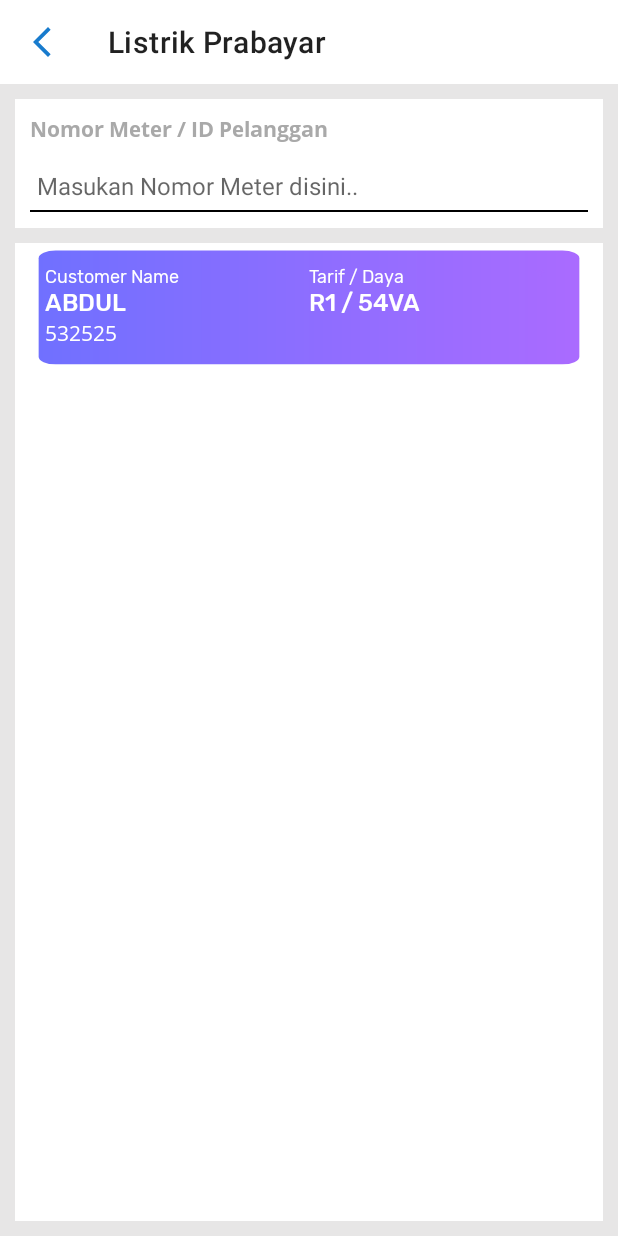
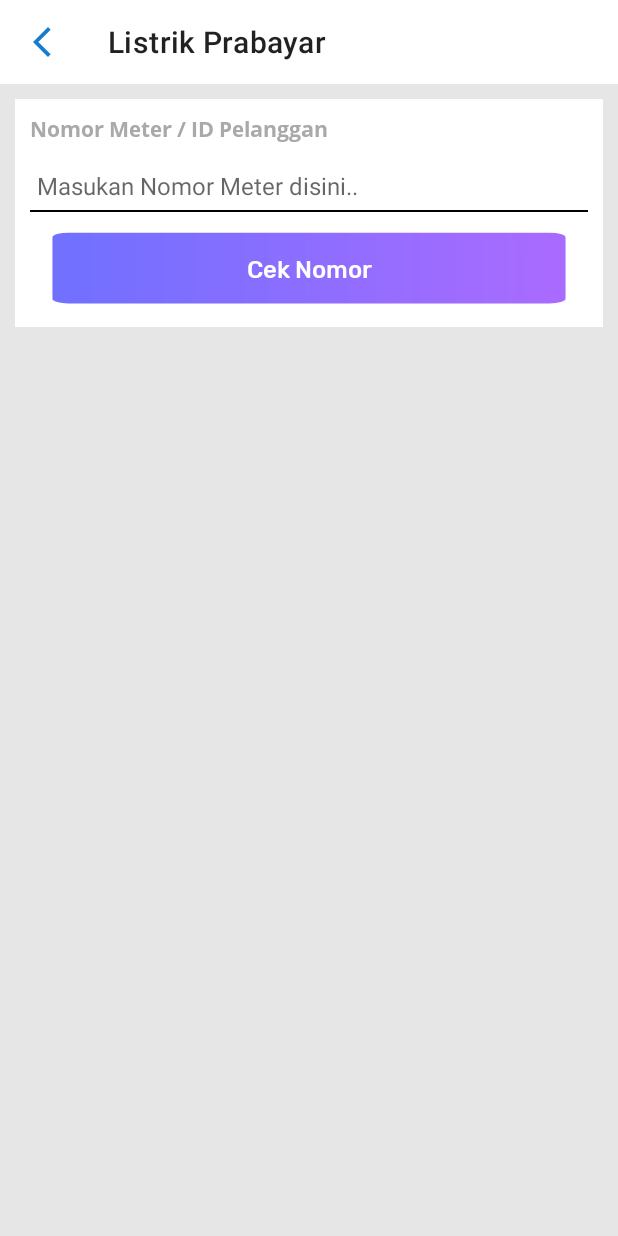
Before and after one commit to rezafd23/android-mobile-banking, an Android app: the BuyPlnActivity screen opened directly, with no data from a screen before it, on a phone screen of 412 x 824 dp. Run offline under Robolectric (Android 15) with nearby library versions, the phone set to English and light mode, and no system bars; libraries missing offline, so code that uses them is left out: com.androidnetworking, com.androidnetworking.common, com.androidnetworking.error, com.androidnetworking.interfaces, com.xw.repo; plain views replace XEditText; 2 statements that could not run were skipped.

Commit message:
update code

```diff
--- a/app/src/main/java/com/example/android_mobile_banking/constant/ApiService.java
+++ b/app/src/main/java/com/example/android_mobile_banking/constant/ApiService.java
@@ -17,8 +17,10 @@ public class ApiService {
     public static String addRelativeData=BASE_URL+"api/nasabah/addRelativeData/";
     public static String addWorkData=BASE_URL+"api/nasabah/addWorkData/";
     public static String finishRegister=BASE_URL+"api/nasabah/finishRegister/";
+    public static String uploadEKTP=BASE_URL_2+"/app/api/user/uploadEktp";
 
-    public static String uploadEKTP=BASE_URL_2+"/app/api/user/uploadEktp";
+//    Token
+    public static String getTokenList=BASE_URL+"api/token/getVoucer/";
 
 
 
--- /dev/null
+++ b/app/src/main/java/com/example/android_mobile_banking/repositories/TokenRepositories.java
@@ -0,0 +1,83 @@
+package com.example.android_mobile_banking.repositories;
+
+import android.util.Log;
+
+import androidx.lifecycle.MutableLiveData;
+
+import com.androidnetworking.AndroidNetworking;
+import com.androidnetworking.common.Priority;
+import com.androidnetworking.error.ANError;
+import com.androidnetworking.interfaces.JSONObjectRequestListener;
+import com.example.android_mobile_banking.constant.ApiService;
+import com.example.android_mobile_banking.model.Token;
+import com.example.android_mobile_banking.response.AuthResponse;
+import com.example.android_mobile_banking.response.TokenResponse;
+
+import org.json.JSONArray;
+import org.json.JSONObject;
+
+import java.util.ArrayList;
+import java.util.List;
+
+public class TokenRepositories {
+
+    private static TokenRepositories tokenRepositories;
+
+    public static TokenRepositories getInstance() {
+        if (tokenRepositories == null) {
+            tokenRepositories = new TokenRepositories();
+        }
+        return tokenRepositories;
+    }
+
+    public MutableLiveData<TokenResponse> getTokenList() {
+        MutableLiveData<TokenResponse> listTokenData = new MutableLiveData<>();
+
+        try {
+            final TokenResponse res = new TokenResponse();
+            AndroidNetworking.get(ApiService.getTokenList)
+                    .setTag("getTokenList")
+                    .setPriority(Priority.MEDIUM)
+                    .build()
+                    .getAsJSONObject(new JSONObjectRequestListener() {
+                        @Override
+                        public void onResponse(JSONObject response) {
+                            try {
+                                Log.v("isiResponse: ",response.toString());
+                                if (response.getString("response").equals("200")) {
+                                    res.setResponse(response.getString("response"));
+                                    List<Token>listToken = new ArrayList<>();
+                                    JSONArray jsonArrayPayload = response.getJSONArray("payload");
+                                    for (int i=0;i<jsonArrayPayload.length();i++){
+                                        Token token = new Token();
+                                        token.setId_voucer(jsonArrayPayload.getJSONObject(i).getInt("id_voucer"));
+                                        token.setPrice(jsonArrayPayload.getJSONObject(i).getInt("price"));
+                                        token.setVoucer(jsonArrayPayload.getJSONObject(i).getString("voucer"));
+                                        listToken.add(token);
+                                    }
+                                    res.setPayload(listToken);
+                                } else {
+                                    res.setResponse(response.getString("response"));
+//                                    res.setPayload(response.getString("payload"));
+                                }
+                                listTokenData.setValue(res);
+                            } catch (Exception e) {
+                                listTokenData.setValue(null);
+                                e.printStackTrace();
+                            }
+                        }
+
+                        @Override
+                        public void onError(ANError anError) {
+                            listTokenData.setValue(null);
+                            Log.v("Cek Error", "onError: " + anError);
+                            anError.printStackTrace();
+                        }
+                    });
+        } catch (Exception e) {
+            listTokenData.setValue(null);
+            e.printStackTrace();
+        }
+        return listTokenData;
+    }
+}
--- /dev/null
+++ b/app/src/main/java/com/example/android_mobile_banking/response/TokenResponse.java
@@ -0,0 +1,42 @@
+package com.example.android_mobile_banking.response;
+
+import com.example.android_mobile_banking.model.Token;
+
+import org.json.JSONArray;
+
+import java.util.List;
+
+public class TokenResponse {
+
+    private String response;
+    private String status;
+//    private JSONArray payload;
+    private List<Token> payload;
+
+    public TokenResponse() {
+    }
+
+    public String getResponse() {
+        return response;
+    }
+
+    public void setResponse(String response) {
+        this.response = response;
+    }
+
+    public String getStatus() {
+        return status;
+    }
+
+    public void setStatus(String status) {
+        this.status = status;
+    }
+
+    public List<Token> getPayload() {
+        return payload;
+    }
+
+    public void setPayload(List<Token> payload) {
+        this.payload = payload;
+    }
+}
--- a/app/src/main/java/com/example/android_mobile_banking/ui/activity/BuyPlnActivity.java
+++ b/app/src/main/java/com/example/android_mobile_banking/ui/activity/BuyPlnActivity.java
@@ -1,16 +1,97 @@
 package com.example.android_mobile_banking.ui.activity;
 
 import androidx.appcompat.app.AppCompatActivity;
+import androidx.appcompat.widget.AppCompatImageView;
+import androidx.appcompat.widget.AppCompatTextView;
+import androidx.appcompat.widget.LinearLayoutCompat;
+import androidx.lifecycle.ViewModelProviders;
+import androidx.recyclerview.widget.DefaultItemAnimator;
+import androidx.recyclerview.widget.GridLayoutManager;
+import androidx.recyclerview.widget.RecyclerView;
 
+import android.app.Activity;
+import android.content.Intent;
 import android.os.Bundle;
+import android.view.View;
+import android.widget.RelativeLayout;
 
 import com.example.android_mobile_banking.R;
+import com.example.android_mobile_banking.model.Token;
+import com.example.android_mobile_banking.ui.adapter.TokenAdapter;
+import com.example.android_mobile_banking.viewmodel.TokenViewModel;
+import com.xw.repo.XEditText;
+
+import java.util.ArrayList;
+import java.util.List;
 
 public class BuyPlnActivity extends AppCompatActivity {
+
+    private XEditText et_nomor_pln;
+    private AppCompatTextView tv_customer,tv_meter,tv_tarif,tv_payment;
+    private RecyclerView voucerRecyclerView;
+    private TokenViewModel tokenViewModel;
+    private TokenAdapter tokenAdapter;
+    private ArrayList<Token> arrTemp =new ArrayList<>();
+    private RelativeLayout layout_rincian,layoutPulsa;
+    private LinearLayoutCompat btn_pay;
+    private View viewfocus;
+    private AppCompatImageView ic_close;
+    private List<Token> tokenList;
+
 
     @Override
     protected void onCreate(Bundle savedInstanceState) {
         super.onCreate(savedInstanceState);
         setContentView(R.layout.activity_buy_pln);
+        initView();
+        initData();
+        checkUser();
+    }
+
+    public static void navigate(Activity activity) {
+        Intent intent = new Intent(activity, BuyPlnActivity.class);
+        activity.startActivity(intent);
+    }
+
+    private void initView(){
+        et_nomor_pln=findViewById(R.id.et_nomor_pln);
+        tv_customer=findViewById(R.id.tv_customer);
+        tv_meter=findViewById(R.id.tv_meter);
+        tv_tarif=findViewById(R.id.tv_tarif);
+        voucerRecyclerView=findViewById(R.id.voucerRecyclerView);
+
+        layout_rincian=findViewById(R.id.layout_rincian);
+        viewfocus=findViewById(R.id.viewfocus);
+        ic_close=findViewById(R.id.ic_close);
+        tv_payment=findViewById(R.id.tv_payment);
+        layoutPulsa=findViewById(R.id.layoutPulsa);
+        btn_pay=findViewById(R.id.btn_pay);
+
+        tokenViewModel = ViewModelProviders.of(this).get(TokenViewModel.class);
+    }
+
+    private void initData(){
+        if (tokenAdapter==null){
+            tokenAdapter=new TokenAdapter(BuyPlnActivity.this,arrTemp,layout_rincian,
+                    viewfocus,ic_close,tv_payment,layoutPulsa,btn_pay,tokenViewModel);
+            voucerRecyclerView.setLayoutManager(new GridLayoutManager(this,2));
+            voucerRecyclerView.setAdapter(tokenAdapter);
+            voucerRecyclerView.setHasFixedSize(true);
+            voucerRecyclerView.setItemAnimator(new DefaultItemAnimator());
+            voucerRecyclerView.setNestedScrollingEnabled(true);
+        } else {
+            tokenAdapter.notifyDataSetChanged();
+        }
+        tokenViewModel.init();
+        tokenViewModel.getVoucerList().observe(this,tokenResponse -> {
+            tokenList=tokenResponse.getPayload();
+            arrTemp.clear();
+            arrTemp.addAll(tokenList);
+            tokenAdapter.notifyDataSetChanged();
+        });
+    }
+
+    private void checkUser(){
+
     }
 }
--- a/app/src/main/java/com/example/android_mobile_banking/ui/activity/LoginActivity.java
+++ b/app/src/main/java/com/example/android_mobile_banking/ui/activity/LoginActivity.java
@@ -16,7 +16,6 @@ import android.widget.CompoundButton;
 import android.widget.Toast;
 
 import com.example.android_mobile_banking.R;
-import com.example.android_mobile_banking.repositories.AuthController;
 import com.example.android_mobile_banking.util.Util;
 import com.example.android_mobile_banking.viewmodel.AuthViewModel;
 import com.example.android_mobile_banking.ui.helper.SingleActivity;
@@ -30,7 +29,6 @@ public class LoginActivity extends SingleActivity {
     private AppCompatTextView tv_sign_up, tv_title1, tv_title2, tv_tnc;
     private AppCompatButton btn_signup;
     private AppCompatCheckBox cb_tnc;
-    private AuthController authController = new AuthController();
     private AuthViewModel authViewModel;
 
     @Override
--- a/app/src/main/java/com/example/android_mobile_banking/ui/activity/OtpVerificationActivity.java
+++ b/app/src/main/java/com/example/android_mobile_banking/ui/activity/OtpVerificationActivity.java
@@ -13,7 +13,6 @@ import android.view.View;
 
 import com.alimuzaffar.lib.pin.PinEntryEditText;
 import com.example.android_mobile_banking.R;
-import com.example.android_mobile_banking.repositories.AuthController;
 import com.example.android_mobile_banking.ui.helper.SingleActivity;
 import com.example.android_mobile_banking.util.Util;
 import com.example.android_mobile_banking.viewmodel.AuthViewModel;
@@ -26,7 +25,6 @@ public class OtpVerificationActivity extends SingleActivity {
     private PinEntryEditText pinEntry;
     private AppCompatTextView tv_alert;
     private AppCompatTextView tv_resend_otp;
-    private AuthController authController = new AuthController();
     private AuthViewModel authViewModel;
     @Override
     protected void onCreate(Bundle savedInstanceState) {
--- /dev/null
+++ b/app/src/main/java/com/example/android_mobile_banking/ui/adapter/TokenAdapter.java
@@ -0,0 +1,81 @@
+package com.example.android_mobile_banking.ui.adapter;
+
+import android.app.ProgressDialog;
+import android.content.Context;
+import android.view.LayoutInflater;
+import android.view.View;
+import android.view.ViewGroup;
+import android.widget.RelativeLayout;
+
+import androidx.annotation.NonNull;
+import androidx.appcompat.widget.AppCompatImageView;
+import androidx.appcompat.widget.AppCompatTextView;
+import androidx.appcompat.widget.LinearLayoutCompat;
+import androidx.coordinatorlayout.widget.CoordinatorLayout;
+import androidx.recyclerview.widget.RecyclerView;
+
+import com.example.android_mobile_banking.R;
+import com.example.android_mobile_banking.model.Token;
+import com.example.android_mobile_banking.viewmodel.TokenViewModel;
+
+import java.util.ArrayList;
+
+public class TokenAdapter extends RecyclerView.Adapter<TokenAdapter.TokenViewHolder> {
+    Context context;
+    RelativeLayout layout_rincian;
+    ArrayList<Token> list;
+    View viewfocus;
+    AppCompatImageView ic_close;
+
+    ProgressDialog progressDialog;
+
+    AppCompatTextView tv_payment,tv_pulsa;
+    RelativeLayout layoutPulsa;
+    LinearLayoutCompat btn_pay;
+    TokenViewModel tokenViewModel;
+
+    public TokenAdapter(Context context, ArrayList<Token> list, RelativeLayout layout_rincian,View viewfocus,
+                        AppCompatImageView ic_close,AppCompatTextView tv_payment,RelativeLayout layoutPulsa,
+                        LinearLayoutCompat btn_pay, TokenViewModel tokenViewModel) {
+        this.layout_rincian=layout_rincian;
+        this.layoutPulsa=layoutPulsa;
+        this.tv_payment=tv_payment;
+        this.ic_close=ic_close;
+        this.viewfocus=viewfocus;
+        this.btn_pay=btn_pay;
+        this.context = context;
+        this.tokenViewModel = tokenViewModel;
+        this.list = list;
+    }
+
+    @NonNull
+    @Override
+    public TokenViewHolder onCreateViewHolder(@NonNull ViewGroup parent, int viewType) {
+        View view = LayoutInflater.from(context).inflate(R.layout.item_view,parent,false);
+        return new TokenViewHolder(view);
+    }
+
+    @Override
+    public void onBindViewHolder(@NonNull TokenViewHolder holder, int position) {
+        holder.tv_nominal.setText(list.get(position).getVoucer());
+    }
+
+    @Override
+    public int getItemCount() {
+        return list.size();
+    }
+
+    public class TokenViewHolder extends RecyclerView.ViewHolder{
+        AppCompatTextView tv_nominal,tv_nominal2;
+        LinearLayoutCompat linear_nominal;
+
+        public TokenViewHolder(@NonNull View itemView) {
+            super(itemView);
+            tv_nominal=itemView.findViewById(R.id.tv_nominal);
+            tv_nominal2=itemView.findViewById(R.id.tv_nominal2);
+            linear_nominal=itemView.findViewById(R.id.linear_nominal);
+
+        }
+
+    }
+}
--- /dev/null
+++ b/app/src/main/java/com/example/android_mobile_banking/viewmodel/TokenViewModel.java
@@ -0,0 +1,31 @@
+package com.example.android_mobile_banking.viewmodel;
+
+import androidx.lifecycle.LiveData;
+import androidx.lifecycle.MutableLiveData;
+import androidx.lifecycle.ViewModel;
+
+import com.example.android_mobile_banking.repositories.TokenRepositories;
+import com.example.android_mobile_banking.repositories.UserRepositories;
+import com.example.android_mobile_banking.response.TokenResponse;
+import com.example.android_mobile_banking.response.UserResponse;
+
+public class TokenViewModel extends ViewModel {
+
+    private MutableLiveData<TokenResponse> mutableLiveData;
+    private TokenRepositories tokenRepositories;
+
+    public void init(){
+        if (mutableLiveData!=null){
+            return;
+        }
+        tokenRepositories = TokenRepositories.getInstance();
+    }
+
+    public LiveData<TokenResponse> getVoucerList(){
+        if (mutableLiveData==null){
+            tokenRepositories=TokenRepositories.getInstance();
+        }
+        mutableLiveData=tokenRepositories.getTokenList();
+        return mutableLiveData;
+    }
+}
--- a/app/src/main/res/layout/activity_buy_pln.xml
+++ b/app/src/main/res/layout/activity_buy_pln.xml
@@ -21,7 +21,7 @@
         android:layout_height="wrap_content"
         android:background="@color/white"
         app:navigationIcon="@drawable/ic_back"
-        app:title="@string/pulsa"></androidx.appcompat.widget.Toolbar>
+        app:title="@string/pulsa"/>
 
     <androidx.appcompat.widget.LinearLayoutCompat
         android:id="@+id/layoutSaldo"
@@ -43,7 +43,7 @@
             android:textSize="@dimen/text_xs_14" />
 
         <com.xw.repo.XEditText
-            android:id="@+id/et_ektp"
+            android:id="@+id/et_nomor_pln"
             android:layout_width="match_parent"
             android:layout_height="36dp"
             android:background="@drawable/edit_bg_selector"
@@ -51,11 +51,19 @@
             android:hint="@string/meter_m"
             android:imeOptions="actionNext"
             android:inputType="numberDecimal"
-            android:maxLength="20"
-            android:nextFocusDown="@+id/input_email"
             android:textSize="@dimen/text_xs_16"
             app:x_disableClear="true"
             app:x_disableEmoji="true" />
+        <androidx.appcompat.widget.AppCompatButton
+            android:layout_width="match_parent"
+            android:layout_height="56dp"
+            android:textAllCaps="false"
+            android:layout_marginTop="@dimen/pad_10"
+            android:textColor="@color/white"
+            android:fontFamily="@font/rubik_medium"
+            android:textSize="@dimen/text_xs_16"
+            android:background="@drawable/card_customer"
+            android:text="Cek Nomor"/>
     </androidx.appcompat.widget.LinearLayoutCompat>
 
     <RelativeLayout
@@ -66,6 +74,7 @@
         android:layout_marginLeft="10dp"
         android:layout_marginRight="10dp"
         android:layout_marginBottom="10dp"
+        android:visibility="invisible"
         android:background="@color/white">
 
         <androidx.appcompat.widget.LinearLayoutCompat
@@ -147,7 +156,7 @@
         </androidx.appcompat.widget.LinearLayoutCompat>
 
         <androidx.recyclerview.widget.RecyclerView
-            android:id="@+id/pulsaRecyclerView"
+            android:id="@+id/voucerRecyclerView"
             android:layout_width="match_parent"
             android:layout_height="match_parent"
             android:layout_below="@id/layout_cus"
```
Also changed, not shown: app/src/main/java/com/example/android_mobile_banking/model/Token.java (added, +34 -0 lines), app/src/main/java/com/example/android_mobile_banking/repositories/AuthController.java (deleted, +0 -95 lines), app/src/main/java/com/example/android_mobile_banking/ui/activity/MainActivity.java (+24 -0 lines), app/src/main/res/layout/item_view.xml (added, +36 -0 lines), app/src/main/res/menu/menu_bottom.xml (+5 -5 lines).
